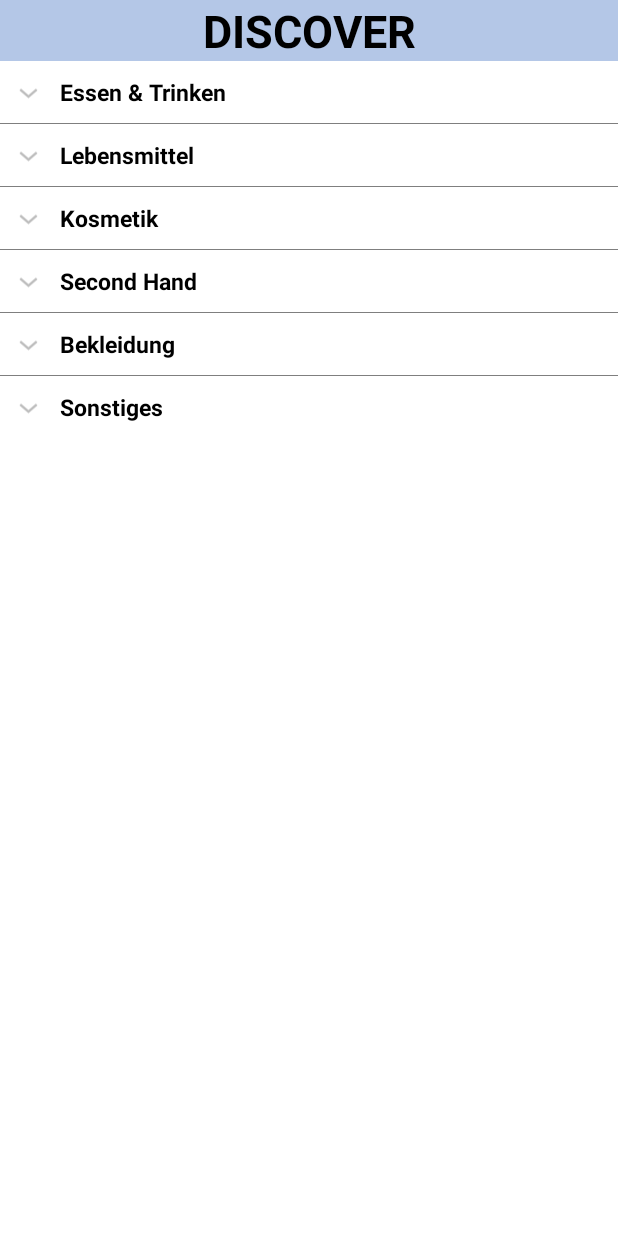
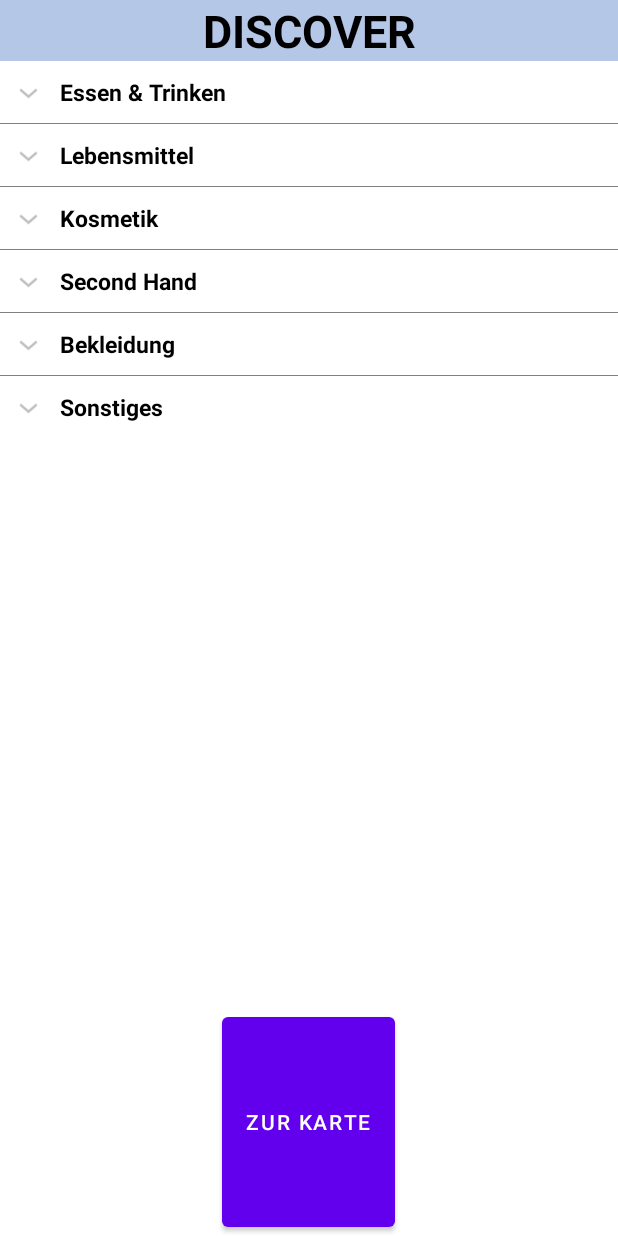
Before and after one commit to aquatorze/FAIRlaufen, an Android app: the DiscoverActivity screen opened directly, with no data from a screen before it, on a phone screen of 412 x 824 dp. Run offline under Robolectric (Android 15) with nearby library versions, the phone set to English and light mode, and no system bars.

Commit message:
Button to Map added in DiscoverActivity

```diff
--- a/app/src/main/java/com/tudresden/fairlaufen/DiscoverActivity.java
+++ b/app/src/main/java/com/tudresden/fairlaufen/DiscoverActivity.java
@@ -3,6 +3,7 @@ package com.tudresden.fairlaufen;
 import androidx.appcompat.app.AppCompatActivity;
 
 import android.annotation.SuppressLint;
+import android.content.Intent;
 import android.os.Bundle;
 import android.view.View;
 import android.widget.ExpandableListAdapter;
@@ -37,10 +38,16 @@ public class DiscoverActivity extends AppCompatActivity {
             @Override
             public boolean onChildClick(ExpandableListView parent, View v,
                                         int groupPosition, int childPosition, long id) {
-                // Hier Funktion für Karte einsetzen
+                // Hier Funktion für Beschreibung einsetzen einsetzen
                 return false;
             }
         });
+
+
+    }
+
+    public void onClickToMap(){
+        //Hier Funktion für Karte einsetzen
     }
 
 }
--- a/app/src/main/res/layout/activity_discover.xml
+++ b/app/src/main/res/layout/activity_discover.xml
@@ -27,4 +27,14 @@
         android:dividerHeight="0.5dp"
         android:childDivider="#7F7F7F"
         android:layout_below="@id/text_view_id"/>
+    <Button
+        android:id="@+id/button_Discover"
+        android:text="Zur Karte"
+        android:onClick="onClickToMap"
+        android:layout_below="@+id/expandableListView"
+        android:layout_centerHorizontal="true"
+        android:layout_alignParentBottom="true"
+        android:layout_marginBottom="380dp"
+        android:layout_width="wrap_content"
+        android:layout_height="wrap_content"/>
 </RelativeLayout>
```
